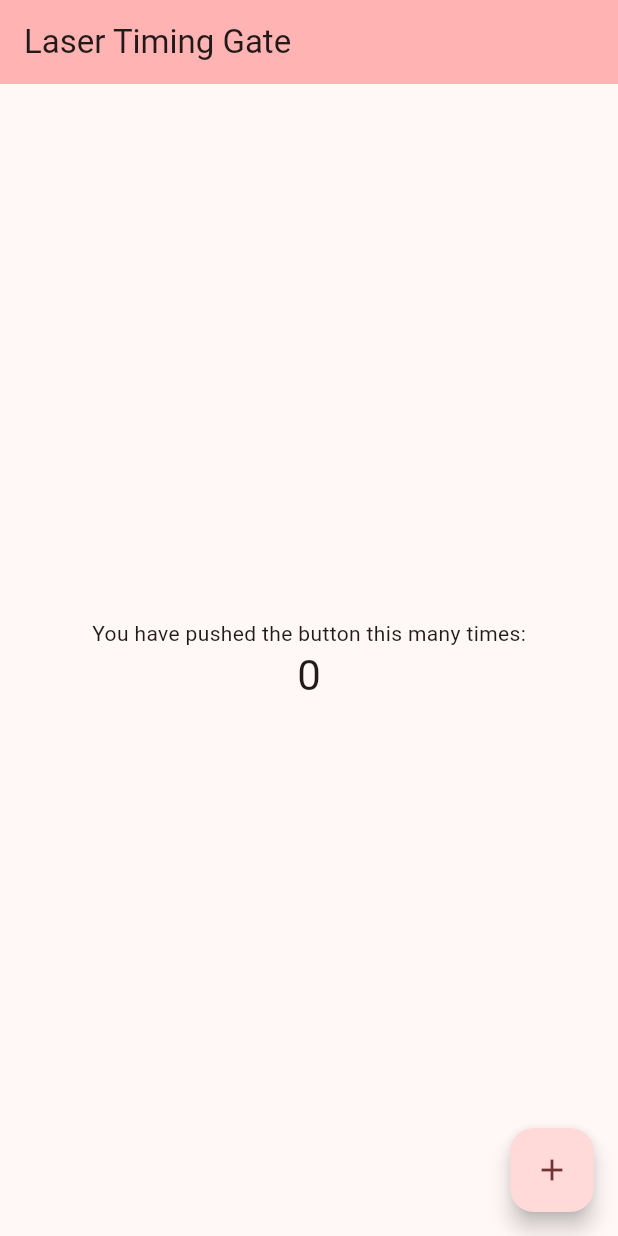
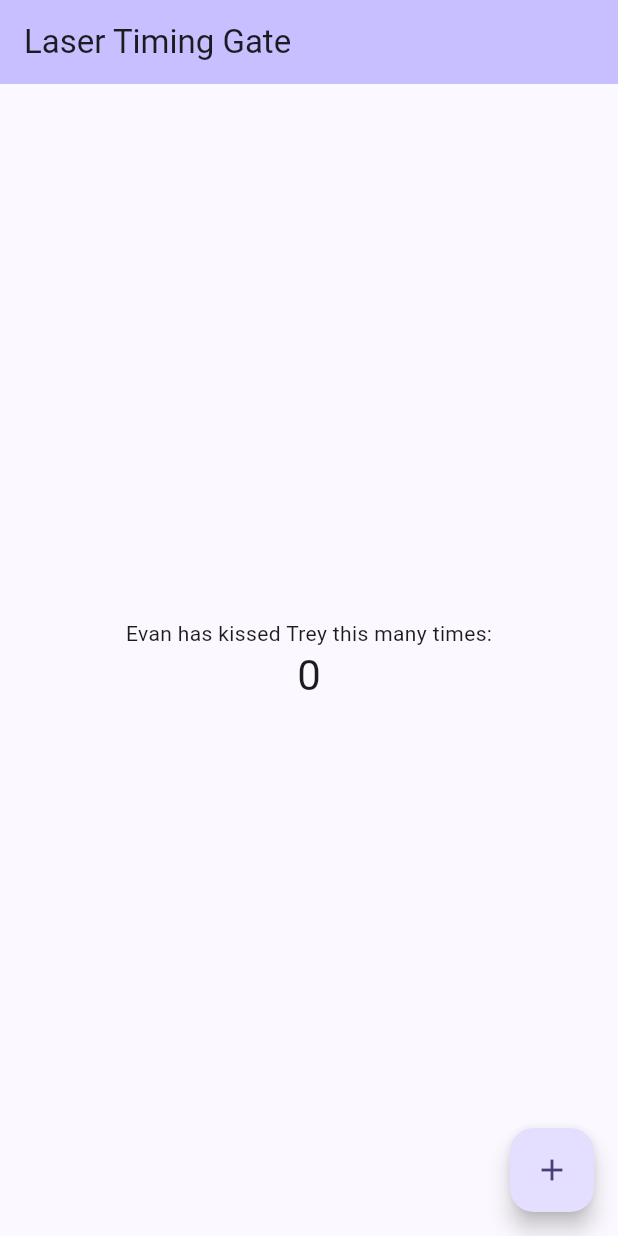
Before and after one commit to JaxJacobson/laser_timing_gate_app, a Flutter app: the screen it shows after launch, on a phone screen of 412 x 824 dp. Run offline on Flutter 3.47's test engine with Material 3 defaults, Android fonts, the phone set to English and light mode, and no system bars.

```diff
--- a/lib/main.dart
+++ b/lib/main.dart
@@ -28,7 +28,7 @@ class MyApp extends StatelessWidget {
         //
         // This works for code too, not just values: Most code changes can be
         // tested with just a hot reload.
-        colorScheme: .fromSeed(seedColor: const Color.fromARGB(255, 155, 105, 105)),
+        colorScheme: .fromSeed(seedColor: const Color.fromARGB(255, 58, 31, 176)),
       ),
       home: const MyHomePage(title: 'Laser Timing Gate'),
     );
@@ -102,9 +102,9 @@ class _MyHomePageState extends State<MyHomePage> {
           // TRY THIS: Invoke "debug painting" (choose the "Toggle Debug Paint"
           // action in the IDE, or press "p" in the console), to see the
           // wireframe for each widget.
-          mainAxisAlignment: .center,
+          mainAxisAlignment: MainAxisAlignment.center,
           children: [
-            const Text('You have pushed the button this many times:'),
+            const Text('Evan has kissed Trey this many times:'),
             Text(
               '$_counter',
               style: Theme.of(context).textTheme.headlineMedium,
```
